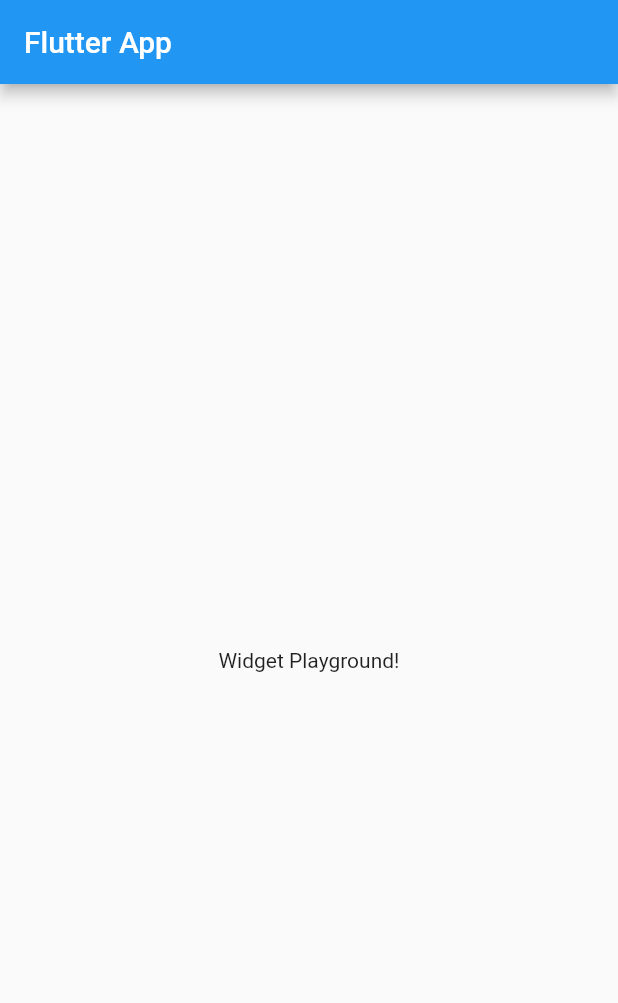
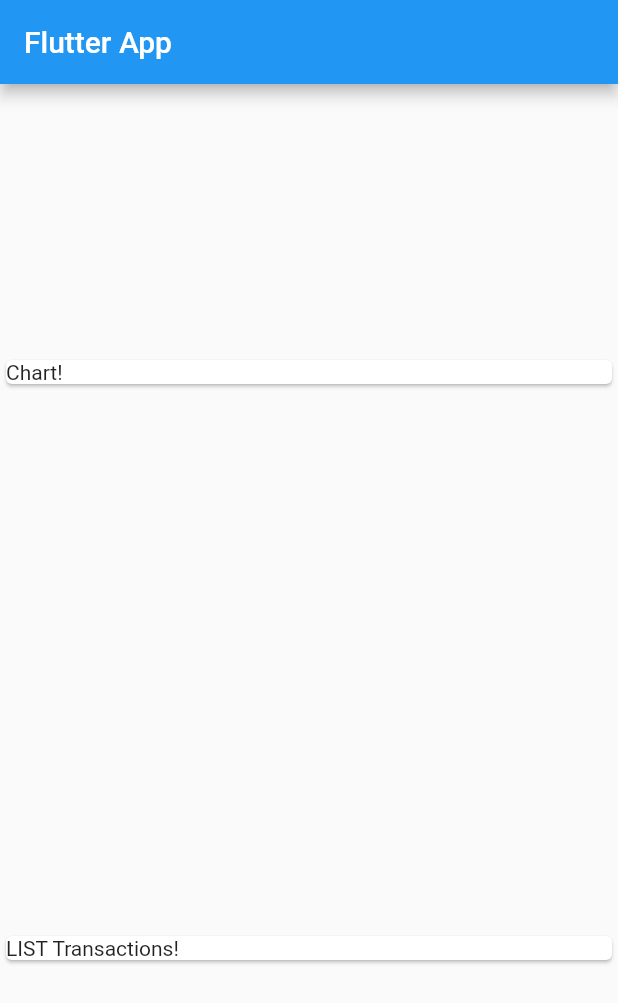
Before and after one commit to alexrodrigues/FlutterExpensesApp, a Flutter app: the screen it shows after launch, on a phone screen of 412 x 824 dp. Shown: the top 1003 px of the screen. Run offline on Flutter 3.47's test engine with Material 2 defaults, Android fonts, the phone set to English and light mode, and no system bars.

Commit message:
gravitiy adjustments

```diff
--- a/lib/main.dart
+++ b/lib/main.dart
@@ -20,7 +20,21 @@ class MyHomePage extends StatelessWidget {
         title: Text('Flutter App'),
       ),
       body: Center(
-        child: Text('Widget Playground!'),
+        child: Column(
+          mainAxisAlignment: MainAxisAlignment.spaceAround,
+          crossAxisAlignment: CrossAxisAlignment.stretch,
+          children: [
+            Container(
+              width: double.infinity,
+              child: Card(
+                child: Text('Chart!'),
+              ),
+            ),
+            Card(
+              child: Text('LIST Transactions!'),
+            )
+          ],
+        ),
       ),
     );
   }
```
